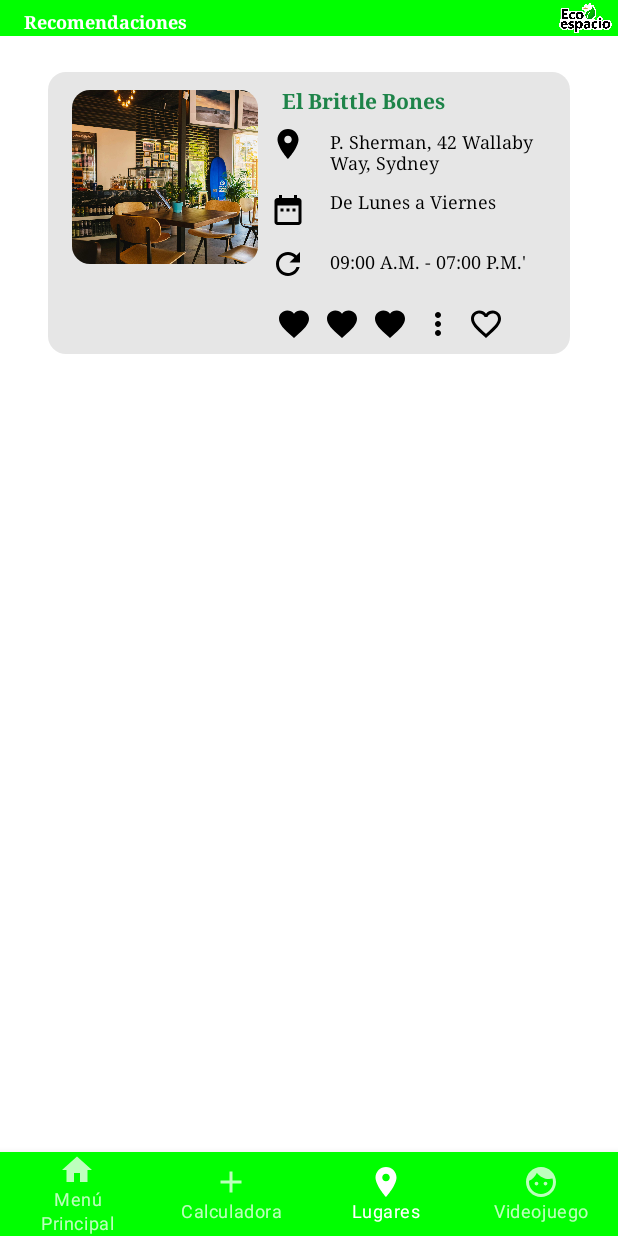
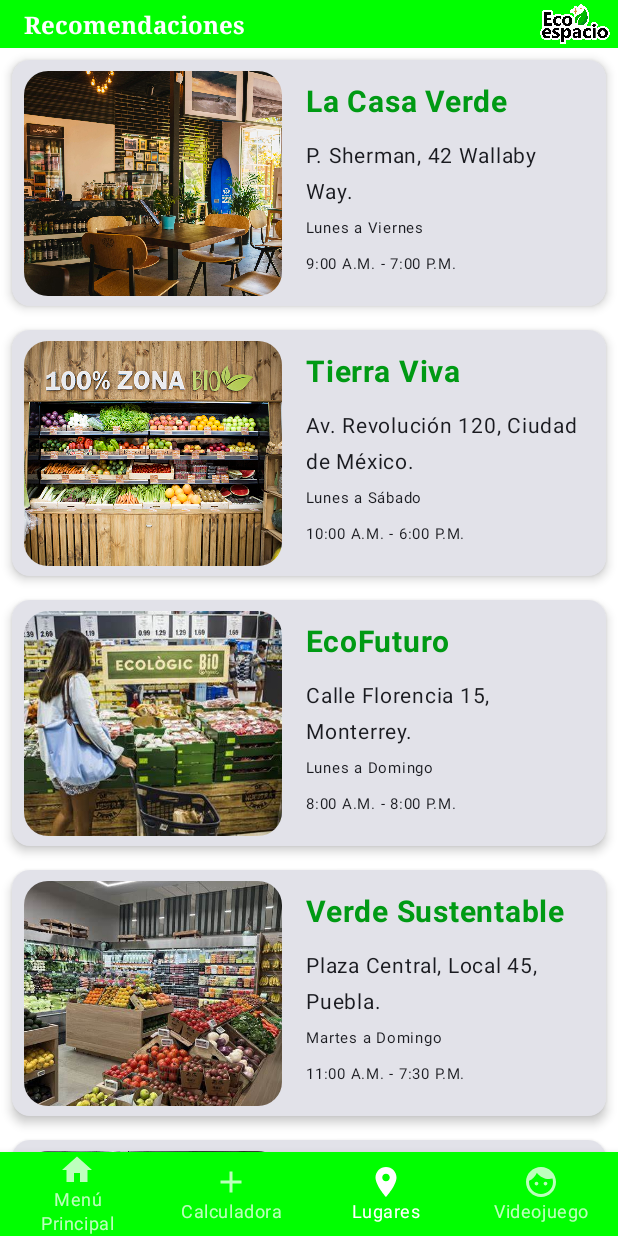
Before and after one commit to CharismaticTopHat/Eco-Life, an Android app built with Jetpack Compose: the screen it shows after launch (MainActivity), item 3 of the bottom bar chosen, on a phone screen of 412 x 824 dp. Run offline under Robolectric (Android 15) with nearby library versions, the phone set to English and light mode, and no system bars.

Commit message:
Android - Done with Places Menu

```diff
--- a/Codigo/Android/app/build.gradle.kts
+++ b/Codigo/Android/app/build.gradle.kts
@@ -61,6 +61,7 @@ dependencies {
     implementation("androidx.compose.material:material:1.4.3")
     implementation("androidx.compose.material3:material3:1.0.0")
     implementation("androidx.compose.ui:ui-tooling:1.4.0")
+    implementation(libs.androidx.media3.datasource)
     testImplementation(libs.junit)
     androidTestImplementation(libs.androidx.junit)
     androidTestImplementation(libs.androidx.espresso.core)
--- a/Codigo/Android/app/src/main/java/com/example/eco_life/MainMenu.kt
+++ b/Codigo/Android/app/src/main/java/com/example/eco_life/MainMenu.kt
@@ -1,9 +1,5 @@
 package com.example.eco_life
 
-import androidx.compose.material.BottomNavigation
-import androidx.compose.material.BottomNavigationItem
-import androidx.compose.material.Icon
-import androidx.compose.material.Text
 import androidx.compose.ui.graphics.vector.ImageVector
 import android.os.Bundle
 import androidx.activity.ComponentActivity
@@ -14,17 +10,10 @@ import androidx.compose.foundation.layout.Arrangement
 import androidx.compose.foundation.layout.Column
 import androidx.compose.foundation.layout.Row
 import androidx.compose.foundation.layout.Spacer
-import androidx.compose.foundation.layout.aspectRatio
-import androidx.compose.foundation.layout.fillMaxHeight
-import androidx.compose.foundation.layout.fillMaxSize
 import androidx.compose.foundation.layout.fillMaxWidth
 import androidx.compose.foundation.layout.height
 import androidx.compose.foundation.layout.padding
 import androidx.compose.foundation.layout.size
-import androidx.compose.foundation.layout.width
-import androidx.compose.foundation.layout.widthIn
-import androidx.compose.foundation.layout.wrapContentHeight
-import androidx.compose.foundation.layout.wrapContentWidth
 import androidx.compose.foundation.lazy.LazyColumn
 import androidx.compose.runtime.Composable
 import androidx.compose.ui.graphics.Color
@@ -35,11 +24,11 @@ import androidx.compose.ui.tooling.preview.Preview
 import androidx.compose.ui.unit.dp
 import androidx.compose.ui.unit.sp
 import com.example.eco_life.ui.theme.EcoLifeTheme
-import androidx.compose.foundation.lazy.LazyRow
 import androidx.compose.foundation.shape.RoundedCornerShape
 import androidx.compose.material.icons.Icons
 import androidx.compose.material.icons.filled.ArrowBack
 import androidx.compose.material.icons.filled.ArrowForward
+//noinspection UsingMaterialAndMaterial3Libraries
 import androidx.compose.material.*
 import androidx.compose.material.icons.filled.*
 import androidx.compose.runtime.*
@@ -48,8 +37,10 @@ import androidx.compose.ui.Modifier
 import androidx.compose.ui.draw.clip
 import androidx.compose.ui.layout.onSizeChanged
 import androidx.compose.ui.platform.LocalDensity
+import androidx.compose.ui.res.stringResource
 import androidx.compose.ui.text.style.TextAlign
 import androidx.compose.ui.unit.IntSize
+import com.example.ecoshops.data.DataSource
 import androidx.navigation.NavHostController
 import androidx.navigation.compose.NavHost
 import androidx.navigation.compose.composable
@@ -83,7 +74,10 @@ fun Navigation() {
         ) {
             composable("main_menu") { StartMenu() }
             composable("calculator_menu") { CalculatorMenu() }
-            composable("places_menu") { PlacesMenu() }
+            composable("places_menu") { EcoPlaceList(
+                placeList = DataSource().loadEcoPlaces(),
+                modifier = Modifier.padding(innerPadding)
+            ) }
             composable("videogame") { VideogameMenu() }
         }
     }
@@ -121,10 +115,10 @@ fun BottomNavigationBar(navController: NavHostController) {
 }
 
 sealed class NavigationItem(var route: String, var icon: ImageVector, var title: String) {
-    object MainMenu : NavigationItem("main_menu", Icons.Default.Home, "Menú Principal")
-    object CalculatorMenu : NavigationItem("calculator_menu", Icons.Default.Add, "Calculadora")
-    object PlacesMenu : NavigationItem("places_menu", Icons.Default.Place, "Lugares")
-    object VideogameMenu : NavigationItem("videogame", Icons.Default.Face, "Videojuego")
+    data object MainMenu : NavigationItem("main_menu", Icons.Default.Home, "Menú Principal")
+    data object CalculatorMenu : NavigationItem("calculator_menu", Icons.Default.Add, "Calculadora")
+    data object PlacesMenu : NavigationItem("places_menu", Icons.Default.Place, "Lugares")
+    data object VideogameMenu : NavigationItem("videogame", Icons.Default.Face, "Videojuego")
 }
 
 //Función para crear el "Carrusel" de Consejos
@@ -135,19 +129,19 @@ fun TextCarousel() {
     var size by remember { mutableStateOf(IntSize.Zero) }
     //Títulos de consejos
     val items = listOf(
-        "Desconectar electrodomésticos",
-        "Viajar en conjunto",
-        "Usar rastrillos de metal",
-        "Clasificar basura",
-        "Llevar basura centros de reciclaje"
+        stringResource(R.string.titleTip1),
+        stringResource(R.string.titleTip2),
+        stringResource(R.string.titleTip3),
+        stringResource(R.string.titleTip4),
+        stringResource(R.string.titleTip5)
     )
     //Descripción del Consejo
     val contents = listOf(
-        "En la noche desconecta tus electrodomésticos para reducir su consumo eléctrico",
-        "Si tú y algún familiar o amigo van a destinos cercanos, viajen en conjunto para hacer menos viajes",
-        "Resultan más duraderos que rastrillos de plástico y generan menos residuos",
-        "Al separarse dependiendo de si son papel, plástico, metal o vidrio, facilitas su reciclaje.",
-        "Ayudandoles a cumplir con su labor de reciclar basura, reduciendo el tiempo usado en recolectarla."
+        stringResource(R.string.contentTip1),
+        stringResource(R.string.contentTip2),
+        stringResource(R.string.contentTip3),
+        stringResource(R.string.contentTip4),
+        stringResource(R.string.contentTip5)
     )
     //Valores estéticos
     val lightGray = Color(194,194,194)
@@ -624,7 +618,8 @@ fun StartMenu() {
                     .padding(
                         start = 16.dp,
                         end = 16.dp,
-                        bottom = 16.dp),
+                        bottom = 16.dp
+                    ),
                 colors = ButtonDefaults.buttonColors(
                     backgroundColor = Color.Green,
                     contentColor = headerGreen
--- a/Codigo/Android/app/src/main/java/com/example/eco_life/PlacesMenu.kt
+++ b/Codigo/Android/app/src/main/java/com/example/eco_life/PlacesMenu.kt
@@ -1,65 +1,108 @@
 package com.example.eco_life
 
-import android.graphics.drawable.Icon
 import android.os.Bundle
 import androidx.activity.ComponentActivity
 import androidx.activity.compose.setContent
 import androidx.compose.foundation.Image
 import androidx.compose.foundation.background
-import androidx.compose.foundation.layout.Arrangement
 import androidx.compose.foundation.layout.Column
 import androidx.compose.foundation.layout.Row
+import androidx.compose.foundation.layout.fillMaxSize
 import androidx.compose.foundation.layout.fillMaxWidth
 import androidx.compose.foundation.layout.height
 import androidx.compose.foundation.layout.padding
-import androidx.compose.foundation.layout.size
+import androidx.compose.foundation.layout.width
+import androidx.compose.foundation.lazy.LazyColumn
+import androidx.compose.foundation.lazy.items
+import androidx.compose.foundation.shape.RoundedCornerShape
+import androidx.compose.material.Text
 import androidx.compose.runtime.Composable
 import androidx.compose.ui.graphics.Color
 import androidx.compose.ui.res.painterResource
-import androidx.compose.ui.text.font.FontFamily
 import androidx.compose.ui.text.font.FontWeight
 import androidx.compose.ui.unit.dp
 import androidx.compose.ui.unit.sp
 import com.example.eco_life.ui.theme.EcoLifeTheme
-import androidx.compose.foundation.shape.RoundedCornerShape
-import androidx.compose.material.Icon
-import androidx.compose.material.Text
-import androidx.compose.material.icons.Icons
-import androidx.compose.material.icons.filled.ArrowForward
-import androidx.compose.material.icons.filled.DateRange
-import androidx.compose.material.icons.filled.Favorite
-import androidx.compose.material.icons.filled.FavoriteBorder
-import androidx.compose.material.icons.filled.MoreVert
-import androidx.compose.material.icons.filled.Place
-import androidx.compose.material.icons.filled.Refresh
-import androidx.compose.runtime.*
+import androidx.compose.material3.Card
+import androidx.compose.material3.CardDefaults
+import androidx.compose.material3.Scaffold
 import androidx.compose.ui.Alignment
 import androidx.compose.ui.Modifier
 import androidx.compose.ui.draw.clip
 import androidx.compose.ui.layout.ContentScale
-import androidx.compose.ui.text.font.FontStyle
-import androidx.compose.ui.text.style.TextAlign
+import androidx.compose.ui.res.stringResource
+import androidx.compose.ui.text.font.FontFamily
+import com.example.eco_life.model.EcoPlace
+import com.example.ecoshops.data.DataSource
 
 class PlacesActivity : ComponentActivity() {
     override fun onCreate(savedInstanceState: Bundle?) {
         super.onCreate(savedInstanceState)
         setContent {
             EcoLifeTheme {
-                PlacesMenu()
+                Scaffold(modifier = Modifier.fillMaxSize()) { innerPadding ->
+                    EcoPlaceList(
+                        placeList = DataSource().loadEcoPlaces(),
+                        modifier = Modifier.padding(innerPadding)
+                    )
+                }
             }
         }
     }
 }
 
 @Composable
-fun PlacesMenu() {
-    //Valores estéticos
-    val beige = Color(230,230,230)
-    val textSize = 12.sp
-    val textHeight = textSize.value.dp
-    val customColor = Color(30, 132, 73 )
-    val buttonCornerRadius = 12.dp
+fun EcoPlaceCard(place: EcoPlace){
+    Card(
+        elevation = CardDefaults.cardElevation(defaultElevation = 4.dp),
+        modifier = Modifier
+            .padding(8.dp)
+    ) {
+        Row (
+            verticalAlignment = Alignment.CenterVertically
+        ){
+            Image(
+                painter = painterResource(id = place.imageResId),
+                contentDescription = stringResource(id = place.nameResId),
+                contentScale = ContentScale.Crop,
+                modifier = Modifier
+                    .width(180.dp)
+                    .height(150.dp)
+                    .padding(start = 8.dp)
+                    .clip(RoundedCornerShape(16.dp))
+            )
+            Column (
+                modifier = Modifier
+                    .padding(16.dp)
+                    .weight(1f)
+            ){
+                androidx.compose.material3.Text(
+                    text = stringResource(id = place.nameResId),
+                    fontSize = 20.sp,
+                    fontWeight = FontWeight.Bold,
+                    color = Color(0, 154, 20),
+                    modifier = Modifier
+                        .padding(bottom = 12.dp)
+                )
+                androidx.compose.material3.Text(
+                    text = stringResource(id = place.addressResId),
+                    fontSize = 14.sp
+                )
+                androidx.compose.material3.Text(
+                    text = stringResource(id = place.workingDaysResId),
+                    fontSize = 10.sp
+                )
+                androidx.compose.material3.Text(
+                    text = stringResource(id = place.workingHoursResId),
+                    fontSize = 10.sp
+                )
+            }
+        }
+    }
+}
 
+@Composable
+internal fun EcoPlaceList(placeList: List<EcoPlace>, modifier: Modifier = Modifier){
     Column(
         modifier = Modifier
             .fillMaxWidth()
@@ -79,7 +122,7 @@ fun PlacesMenu() {
                     text = "Recomendaciones",
                     fontFamily = FontFamily.Serif,
                     fontWeight = FontWeight.Bold,
-                    fontSize = textSize,
+                    fontSize = 16.sp,
                     color = Color.White,
                     modifier = Modifier
                         .padding(
@@ -96,173 +139,17 @@ fun PlacesMenu() {
                     painter = painterResource(id = R.drawable.eco_espacio),
                     contentDescription = "Eco Espacio Logo",
                     modifier = Modifier
-                        .height(textHeight*2)
+                        .height(16.dp * 2)
                 )
             }
         }
-        Row(
-            modifier = Modifier
-                .fillMaxWidth()
-                .padding(
-                    start = 32.dp,
-                    end = 32.dp,
-                    top = 16.dp
-                )
-                .clip(
-                    RoundedCornerShape(
-                        bottomStart = buttonCornerRadius,
-                        bottomEnd = buttonCornerRadius,
-                        topStart = buttonCornerRadius,
-                        topEnd = buttonCornerRadius
-                    )
-                )
-                .background(beige),
-            horizontalArrangement = Arrangement.Start
-        ) {
-            Column (
-                modifier = Modifier
-                    .height(140.dp)
-            ){
-                Image(
-                    painter = painterResource(id = R.drawable.restaurant1),
-                    contentDescription = "Restaurante - El Brittle Bones",
-                    contentScale = ContentScale.Crop,
-                    modifier = Modifier
-                        .size(140.dp)
-                        .padding(
-                            start = 16.dp,
-                            top = 12.dp,
-                            bottom = 12.dp
-                        )
-                        .clip(
-                            RoundedCornerShape(
-                                bottomStart = buttonCornerRadius,
-                                bottomEnd = buttonCornerRadius,
-                                topStart = buttonCornerRadius,
-                                topEnd = buttonCornerRadius
-                            )
-                        )
-                )
-            }
-            Column {
-                Row {
-                    Text(
-                        text = "El Brittle Bones",
-                        fontWeight = FontWeight.ExtraBold,
-                        fontFamily = FontFamily.Serif,
-                        color = customColor,
-                        modifier = Modifier
-                            .padding(start = 16.dp, top = 12.dp)
-                    )
-                }
-                Row {
-                    Column (
-                        modifier = Modifier
-                            .padding(
-                                start = 8.dp,
-                                top = 8.dp
-                            )
-                    ){
-                        Icon(
-                            Icons.Default.Place, contentDescription = "Location"
-                        )
-                    }
-                    Column {
-                        Text(
-                            text = "P. Sherman, 42 Wallaby Way, Sydney",
-                            fontWeight = FontWeight.Light,
-                            fontFamily = FontFamily.Serif,
-                            fontSize = textSize,
-                            color = Color.Black,
-                            modifier = Modifier
-                                .padding(start = 16.dp, top = 12.dp)
-                        )
-                    }
-                }
-                Row {
-                    Column (
-                        modifier = Modifier
-                            .padding(
-                                start = 8.dp,
-                                top = 12.dp
-                            )
-                    ){
-                        Icon(
-                            Icons.Default.DateRange, contentDescription = "Días laborales"
-                        )
-                    }
-                    Column {
-                        Text(
-                            text = "De Lunes a Viernes",
-                            fontWeight = FontWeight.Light,
-                            fontFamily = FontFamily.Serif,
-                            fontSize = textSize,
-                            color = Color.Black,
-                            modifier = Modifier
-                                .padding(start = 16.dp, top = 12.dp)
-                        )
-                    }
-                }
-                Row {
-                    Column (
-                        modifier = Modifier
-                            .padding(
-                                start = 8.dp,
-                                top = 12.dp
-                            )
-                    ){
-                        Icon(
-                            Icons.Default.Refresh, contentDescription = "Horio de atención"
-                        )
-                    }
-                    Column {
-                        Text(
-                            text = "09:00 A.M. - 07:00 P.M.'",
-                            fontWeight = FontWeight.Light,
-                            fontFamily = FontFamily.Serif,
-                            fontSize = textSize,
-                            color = Color.Black,
-                            modifier = Modifier
-                                .padding(start = 16.dp, top = 16.dp)
-                        )
-                    }
-                }
-                Row (
-                    modifier = Modifier
-                        .padding(
-                            start = 12.dp,
-                            top = 16.dp,
-                            bottom = 8.dp
-                        ),
-                    horizontalArrangement = Arrangement.spacedBy(8.dp)
-                ) {
-                    Column {
-                        Icon(
-                            Icons.Default.Favorite, contentDescription = "1 Star"
-                        )
-                    }
-                    Column {
-                        Icon(
-                            Icons.Default.Favorite, contentDescription = "2 Stars"
-                        )
-                    }
-                    Column {
-                        Icon(
-                            Icons.Default.Favorite, contentDescription = "3 Stars"
-                        )
-                    }
-                    Column {
-                        Icon(
-                            Icons.Default.MoreVert, contentDescription = "4 Stars"
-                        )
-                    }
-                    Column {
-                        Icon(
-                            Icons.Default.FavoriteBorder, contentDescription = "5 Stars"
-                        )
-                    }
-                }
-            }
+    }
+    LazyColumn (
+        modifier = Modifier
+            .padding(top = 32.dp)
+    ){
+        items(placeList) { place ->
+            EcoPlaceCard(place = place)
         }
     }
 }
@@ -270,6 +157,6 @@ fun PlacesMenu() {
 @Composable
 fun PlacesPreview() {
     EcoLifeTheme {
-        CalculatorMenu()
+        EcoPlaceList(placeList = DataSource().loadEcoPlaces())
     }
 }
--- /dev/null
+++ b/Codigo/Android/app/src/main/java/com/example/eco_life/data/DataSource.kt
@@ -0,0 +1,21 @@
+package com.example.ecoshops.data
+
+import com.example.eco_life.R
+import com.example.eco_life.model.EcoPlace
+
+class DataSource {
+    fun loadEcoPlaces(): List<EcoPlace> {
+        return listOf<EcoPlace>(
+            EcoPlace(R.drawable.shop1, R.string.place1, R.string.address1, R.string.days1, R.string.hours1),
+            EcoPlace(R.drawable.shop2, R.string.place2, R.string.address2, R.string.days2, R.string.hours2),
+            EcoPlace(R.drawable.shop3, R.string.place3, R.string.address3, R.string.days3, R.string.hours3),
+            EcoPlace(R.drawable.shop4, R.string.place4, R.string.address4, R.string.days4, R.string.hours4),
+            EcoPlace(R.drawable.shop5, R.string.place5, R.string.address5, R.string.days5, R.string.hours5),
+            EcoPlace(R.drawable.shop6, R.string.place6, R.string.address6, R.string.days6, R.string.hours6),
+            EcoPlace(R.drawable.shop7, R.string.place7, R.string.address7, R.string.days7, R.string.hours7),
+            EcoPlace(R.drawable.shop8, R.string.place8, R.string.address8, R.string.days8, R.string.hours8),
+            EcoPlace(R.drawable.shop9, R.string.place9, R.string.address9, R.string.days9, R.string.hours9),
+            EcoPlace(R.drawable.shop10, R.string.place10, R.string.address10, R.string.days10, R.string.hours10)
+        )
+    }
+}
--- /dev/null
+++ b/Codigo/Android/app/src/main/java/com/example/eco_life/model/EcoPlace.kt
@@ -0,0 +1,12 @@
+package com.example.eco_life.model
+
+import androidx.annotation.DrawableRes
+import androidx.annotation.StringRes
+
+data class EcoPlace(
+    @DrawableRes val imageResId: Int,
+    @StringRes val nameResId: Int,
+    @StringRes val addressResId: Int,
+    @StringRes val workingDaysResId: Int,
+    @StringRes val workingHoursResId: Int,
+)
--- a/Codigo/Android/app/src/main/res/values/strings.xml
+++ b/Codigo/Android/app/src/main/res/values/strings.xml
@@ -1,3 +1,65 @@
 <resources>
-    <string name="app_name">Eco-Life</string>
+    <string name="app_name">EcoShops</string>
+
+    <string name="place1">La Casa Verde</string>
+    <string name="address1">P. Sherman, 42 Wallaby Way.</string>
+    <string name="days1">Lunes a Viernes</string>
+    <string name="hours1">9:00 A.M. - 7:00 P.M.</string>
+
+    <string name="place2">Tierra Viva</string>
+    <string name="address2">Av. Revolución 120, Ciudad de México.</string>
+    <string name="days2">Lunes a Sábado</string>
+    <string name="hours2">10:00 A.M. - 6:00 P.M.</string>
+
+    <string name="place3">EcoFuturo</string>
+    <string name="address3">Calle Florencia 15, Monterrey.</string>
+    <string name="days3">Lunes a Domingo</string>
+    <string name="hours3">8:00 A.M. - 8:00 P.M.</string>
+
+    <string name="place4">Verde Sustentable</string>
+    <string name="address4">Plaza Central, Local 45, Puebla.</string>
+    <string name="days4">Martes a Domingo</string>
+    <string name="hours4">11:00 A.M. - 7:30 P.M.</string>
+
+    <string name="place5">Planeta Limpio</string>
+    <string name="address5">Calle San Juan 90, Guadalajara.</string>
+    <string name="days5">Lunes a Viernes</string>
+    <string name="hours5">9:30 A.M. - 6:00 P.M.</string>
+
+    <string name="place6">Green Market</string>
+    <string name="address6">Av. Independencia 234, Mérida.</string>
+    <string name="days6">Lunes a Sábado</string>
+    <string name="hours6">9:00 A.M. - 8:00 P.M.</string>
+
+    <string name="place7">EcoVida</string>
+    <string name="address7">Blvd. Universidad 321, Querétaro.</string>
+    <string name="days7">Lunes a Viernes</string>
+    <string name="hours7">10:00 A.M. - 7:00 P.M.</string>
+
+    <string name="place8">Naturaleza Pura</string>
+    <string name="address8">Calle Lomas 48, Oaxaca.</string>
+    <string name="days8">Lunes a Domingo</string>
+    <string name="hours8">8:00 A.M. - 9:00 P.M.</string>
+
+    <string name="place9">EcoTienda</string>
+    <string name="address9">Calle del Sol 17, Cancún.</string>
+    <string name="days9">Lunes a Sábado</string>
+    <string name="hours9">9:00 A.M. - 6:00 P.M.</string>
+
+    <string name="place10">Recicla Ya</string>
+    <string name="address10">Av. Hidalgo 56, León.</string>
+    <string name="days10">Lunes a Viernes</string>
+    <string name="hours10">8:30 A.M. - 5:30 P.M.</string>
+
+    <string name="titleTip1">Desconectar electrodomésticos</string>
+    <string name="titleTip2">Viajar en conjunto</string>
+    <string name="titleTip3">Usar rastrillos de metal</string>
+    <string name="titleTip4">Clasificar basura</string>
+    <string name="titleTip5">Llevar basura centros de reciclaje</string>
+
+    <string name="contentTip1">En la noche desconecta tus electrodomésticos para reducir su consumo eléctrico</string>
+    <string name="contentTip2">Si tú y algún familiar o amigo van a destinos cercanos, viajen en conjunto para hacer menos viajes</string>
+    <string name="contentTip3">Resultan más duraderos que rastrillos de plástico y generan menos residuos</string>
+    <string name="contentTip4">Al separarse dependiendo de si son papel, plástico, metal o vidrio, facilitas su reciclaje.</string>
+    <string name="contentTip5">Ayudandoles a cumplir con su labor de reciclar basura, reduciendo el tiempo usado en recolectarla.</string>
 </resources>
--- a/Codigo/Android/gradle/libs.versions.toml
+++ b/Codigo/Android/gradle/libs.versions.toml
@@ -8,6 +8,7 @@ espressoCore = "3.6.1"
 lifecycleRuntimeKtx = "2.8.4"
 activityCompose = "1.9.1"
 composeBom = "2024.04.01"
+media3Datasource = "1.4.1"
 
 [libraries]
 androidx-core-ktx = { group = "androidx.core", name = "core-ktx", version.ref = "coreKtx" }
@@ -24,6 +25,7 @@ androidx-ui-tooling-preview = { group = "androidx.compose.ui", name = "ui-toolin
 androidx-ui-test-manifest = { group = "androidx.compose.ui", name = "ui-test-manifest" }
 androidx-ui-test-junit4 = { group = "androidx.compose.ui", name = "ui-test-junit4" }
 androidx-material3 = { group = "androidx.compose.material3", name = "material3" }
+androidx-media3-datasource = { group = "androidx.media3", name = "media3-datasource", version.ref = "media3Datasource" }
 
 [plugins]
 android-application = { id = "com.android.application", version.ref = "agp" }
```
Also changed, not shown: Codigo/Android/app/src/main/res/drawable-nodpi/shop1.jpg (renamed from Codigo/Android/app/src/main/res/drawable-nodpi/restaurant1.jpg), Codigo/Android/app/src/main/res/drawable-nodpi/shop10.jpg (added), Codigo/Android/app/src/main/res/drawable-nodpi/shop2.jpg (added), Codigo/Android/app/src/main/res/drawable-nodpi/shop3.jpg (added), Codigo/Android/app/src/main/res/drawable-nodpi/shop4.jpg (added), Codigo/Android/app/src/main/res/drawable-nodpi/shop5.jpg (added), Codigo/Android/app/src/main/res/drawable-nodpi/shop6.jpg (added), Codigo/Android/app/src/main/res/drawable-nodpi/shop7.jpg (added), Codigo/Android/app/src/main/res/drawable-nodpi/shop8.jpg (added), Codigo/Android/app/src/main/res/drawable-nodpi/shop9.jpg (added).
